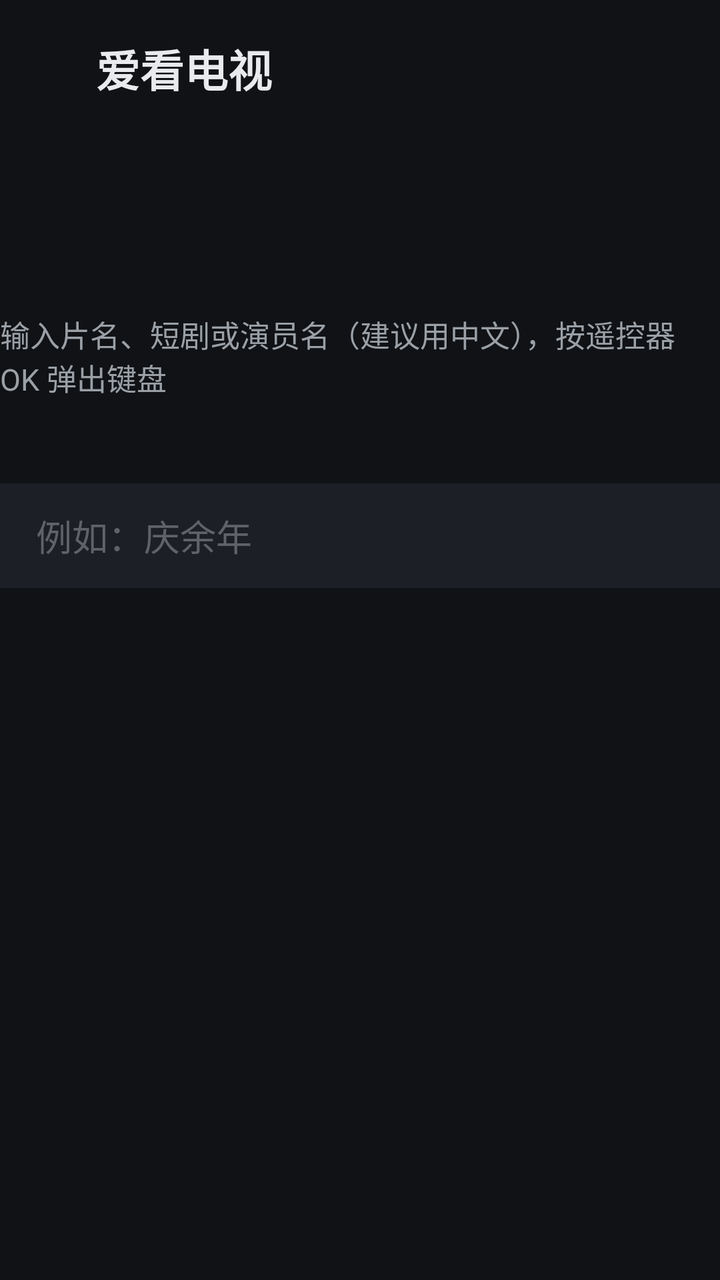
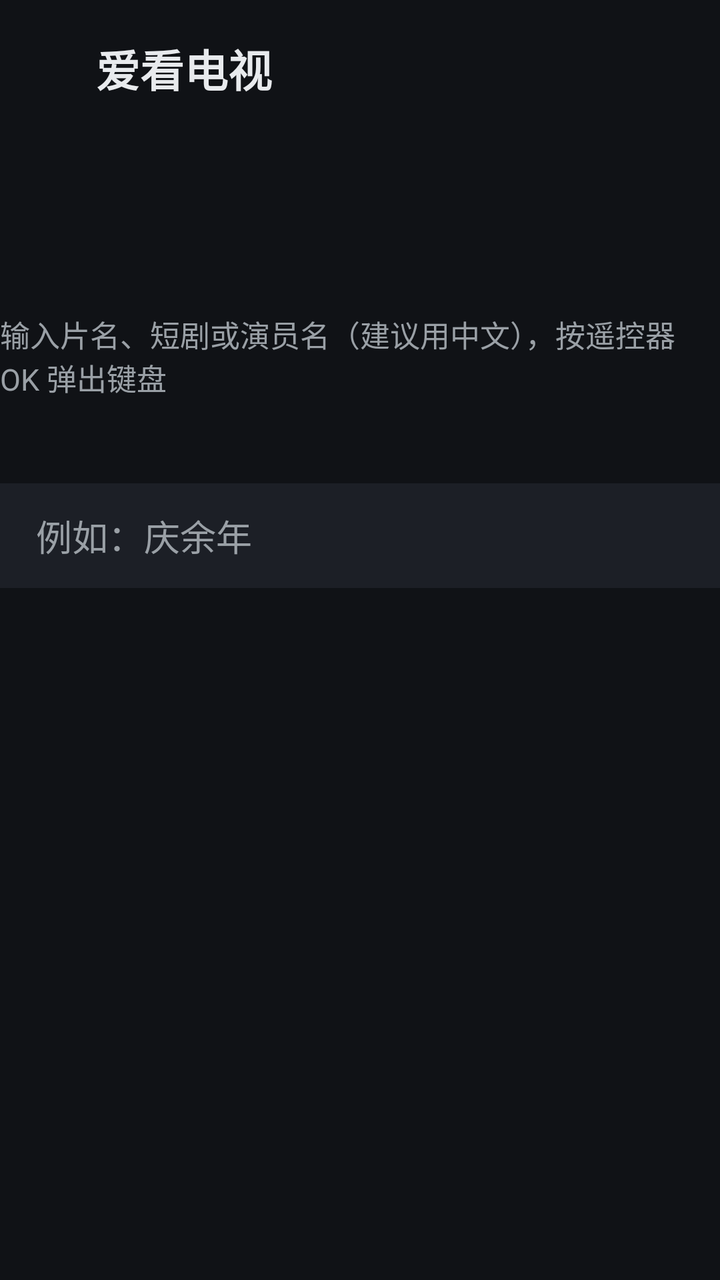

The first picture is an Android layout as it rendered before a commit; the second is the same layout after the commit. The layout source and the unified diff follow.
<!-- AndroidManifest.xml: application theme AppTheme -->
<!-- res/layout/activity_native_search.xml -->
<?xml version="1.0" encoding="utf-8"?>
<LinearLayout xmlns:android="http://schemas.android.com/apk/res/android"
    android:layout_width="match_parent"
    android:layout_height="match_parent"
    android:background="#101216"
    android:gravity="center_horizontal"
    android:orientation="vertical">

    
    <LinearLayout
        android:layout_width="match_parent"
        android:layout_height="wrap_content"
        android:gravity="center_vertical"
        android:orientation="horizontal"
        android:paddingLeft="48dp"
        android:paddingRight="48dp"
        android:paddingTop="18dp"
        android:paddingBottom="10dp">

        <TextView
            android:layout_width="wrap_content"
            android:layout_height="wrap_content"
            android:text="爱看电视"
            android:textColor="#E8EAED"
            android:textSize="22sp"
            android:textStyle="bold" />

        <LinearLayout
            android:id="@+id/search_tabs"
            android:layout_width="wrap_content"
            android:layout_height="wrap_content"
            android:layout_marginLeft="28dp"
            android:orientation="horizontal" />
    </LinearLayout>

    <TextView
        android:layout_width="wrap_content"
        android:layout_height="wrap_content"
        android:layout_marginTop="96dp"
        android:text="输入片名、短剧或演员名（建议用中文），按遥控器 OK 弹出键盘"
        android:textColor="#9AA0A6"
        android:textSize="15sp" />

    <LinearLayout
        android:layout_width="wrap_content"
        android:layout_height="wrap_content"
        android:layout_marginTop="30dp"
        android:gravity="center_vertical"
        android:orientation="horizontal">

        <EditText
            android:id="@+id/search_input"
            android:layout_width="430dp"
            android:layout_height="wrap_content"
            android:background="@drawable/search_input_frame"
            android:hint="例如：庆余年"
            android:imeOptions="actionSearch"
            android:inputType="text"
            android:maxLines="1"
            android:paddingLeft="18dp"
            android:paddingRight="18dp"
            android:paddingTop="13dp"
            android:paddingBottom="13dp"
            android:textColor="#E8EAED"
            android:textColorHint="#5F6368"
            android:textSize="18sp" />

        <TextView
            android:id="@+id/search_btn"
            android:layout_width="wrap_content"
            android:layout_height="wrap_content"
            android:layout_marginLeft="16dp"
            android:background="@drawable/chip_frame"
            android:focusable="true"
            android:clickable="true"
            android:paddingLeft="30dp"
            android:paddingRight="30dp"
            android:paddingTop="12dp"
            android:paddingBottom="12dp"
            android:text="搜索"
            android:textColor="@color/chip_text"
            android:textSize="18sp" />
    </LinearLayout>
</LinearLayout>
<!-- resources referenced by this layout -->
<resources>
  <!-- drawable chip_frame (drawable) -->
  <?xml version="1.0" encoding="utf-8"?>
  <selector xmlns:android="http://schemas.android.com/apk/res/android">
      <item android:state_focused="true">
          <shape android:shape="rectangle">
              <corners android:radius="0dp" />
              <solid android:color="#FFB300" />
          </shape>
      </item>
      <item>
          <shape android:shape="rectangle">
              <corners android:radius="0dp" />
              <solid android:color="#23262D" />
          </shape>
      </item>
  </selector>
  <!-- drawable search_input_frame (drawable) -->
  <?xml version="1.0" encoding="utf-8"?>
  <selector xmlns:android="http://schemas.android.com/apk/res/android">
      <item android:state_focused="true">
          <shape android:shape="rectangle">
              <solid android:color="#1C1F26" />
              <stroke android:width="3dp" android:color="#FFB300" />
          </shape>
      </item>
      <item>
          <shape android:shape="rectangle">
              <solid android:color="#1C1F26" />
          </shape>
      </item>
  </selector>
  <style name="AppTheme" parent="@android:style/Theme.NoTitleBar.Fullscreen">
          <item name="android:windowBackground">@android:color/black</item>
          <item name="android:colorBackground">@android:color/black</item>
      </style>
</resources>

<!-- the commit's change to res/layout/activity_native_search.xml (unified diff, before → after) -->
@@ -62,7 +62,7 @@
             android:paddingTop="13dp"
             android:paddingBottom="13dp"
             android:textColor="#E8EAED"
-            android:textColorHint="#5F6368"
+            android:textColorHint="#9AA0A6"
             android:textSize="18sp" />
 
         <TextView
